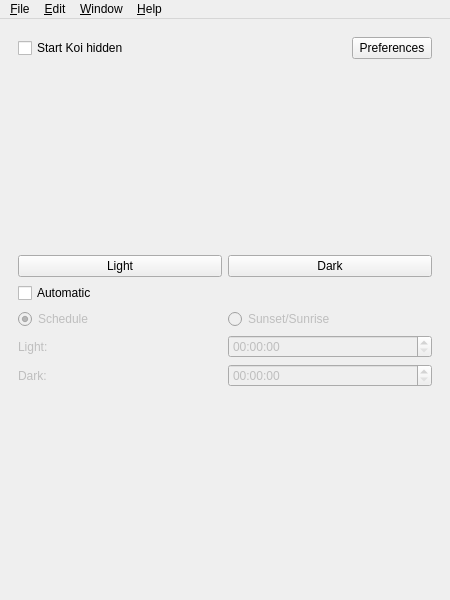
Qt form src/mainwindow.ui (baduhai/Koi) before a commit.
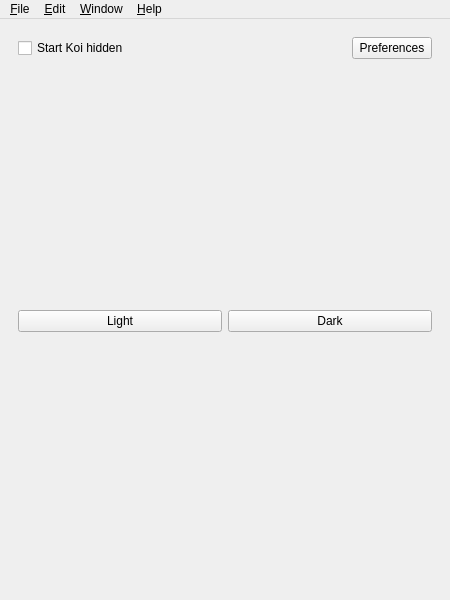
The same form after that commit. Icons and pictures are not drawn. Custom widgets are drawn as their Qt base class.

```diff
--- a/src/mainwindow.ui
+++ b/src/mainwindow.ui
@@ -25,99 +25,6 @@
     <item row="0" column="0">
      <widget class="QFrame" name="mainStack">
       <layout class="QGridLayout" name="gridLayout_2">
-       <item row="6" column="0">
-        <layout class="QHBoxLayout" name="darkTime">
-         <item>
-          <widget class="QLabel" name="darkTimeLabel">
-           <property name="enabled">
-            <bool>false</bool>
-           </property>
-           <property name="text">
-            <string>Dark:</string>
-           </property>
-          </widget>
-         </item>
-         <item>
-          <widget class="QTimeEdit" name="darkTimeEdit">
-           <property name="enabled">
-            <bool>false</bool>
-           </property>
-          </widget>
-         </item>
-        </layout>
-       </item>
-       <item row="5" column="0">
-        <layout class="QHBoxLayout" name="lightTime">
-         <item>
-          <widget class="QLabel" name="lightTimeLabel">
-           <property name="enabled">
-            <bool>false</bool>
-           </property>
-           <property name="text">
-            <string>Light:</string>
-           </property>
-          </widget>
-         </item>
-         <item>
-          <widget class="QTimeEdit" name="lightTimeEdit">
-           <property name="enabled">
-            <bool>false</bool>
-           </property>
-          </widget>
-         </item>
-        </layout>
-       </item>
-       <item row="2" column="0">
-        <layout class="QHBoxLayout" name="lightDarkBtns">
-         <item>
-          <widget class="QPushButton" name="lightBtn">
-           <property name="text">
-            <string>Light</string>
-           </property>
-          </widget>
-         </item>
-         <item>
-          <widget class="QPushButton" name="darkBtn">
-           <property name="text">
-            <string>Dark</string>
-           </property>
-          </widget>
-         </item>
-        </layout>
-       </item>
-       <item row="4" column="0">
-        <layout class="QHBoxLayout" name="radioBtns">
-         <item>
-          <widget class="QRadioButton" name="scheduleRadioBtn">
-           <property name="enabled">
-            <bool>false</bool>
-           </property>
-           <property name="text">
-            <string>Schedule</string>
-           </property>
-           <property name="checked">
-            <bool>true</bool>
-           </property>
-          </widget>
-         </item>
-         <item>
-          <widget class="QRadioButton" name="sunRadioBtn">
-           <property name="enabled">
-            <bool>false</bool>
-           </property>
-           <property name="toolTip">
-            <string>Planned feature</string>
-           </property>
-           <property name="text">
-            <string>Sunset/Sunrise</string>
-           </property>
-           <property name="checkable">
-            <bool>false</bool>
-           </property>
-          </widget>
-         </item>
-        </layout>
-       </item>
        <item row="0" column="0">
         <layout class="QHBoxLayout" name="topSettings">
          <item>
@@ -153,30 +60,7 @@
          </item>
         </layout>
        </item>
-       <item row="1" column="0">
-        <spacer name="topVerSpacer">
-         <property name="orientation">
-          <enum>Qt::Vertical</enum>
-         </property>
-         <property name="sizeHint" stdset="0">
-          <size>
-           <width>20</width>
-           <height>165</height>
-          </size>
-         </property>
-        </spacer>
-       </item>
        <item row="3" column="0">
-        <widget class="QCheckBox" name="autoCheckBox">
-         <property name="text">
-          <string>Automatic</string>
-         </property>
-         <property name="checked">
-          <bool>false</bool>
-         </property>
-        </widget>
-       </item>
-       <item row="7" column="0">
         <spacer name="bottomVerSpacer">
          <property name="orientation">
           <enum>Qt::Vertical</enum>
@@ -189,6 +73,37 @@
          </property>
         </spacer>
        </item>
+       <item row="2" column="0">
+        <layout class="QHBoxLayout" name="lightDarkBtns">
+         <item>
+          <widget class="QPushButton" name="lightBtn">
+           <property name="text">
+            <string>Light</string>
+           </property>
+          </widget>
+         </item>
+         <item>
+          <widget class="QPushButton" name="darkBtn">
+           <property name="text">
+            <string>Dark</string>
+           </property>
+          </widget>
+         </item>
+        </layout>
+       </item>
+       <item row="1" column="0">
+        <spacer name="topVerSpacer">
+         <property name="orientation">
+          <enum>Qt::Vertical</enum>
+         </property>
+         <property name="sizeHint" stdset="0">
+          <size>
+           <width>20</width>
+           <height>165</height>
+          </size>
+         </property>
+        </spacer>
+       </item>
       </layout>
      </widget>
     </item>
```
